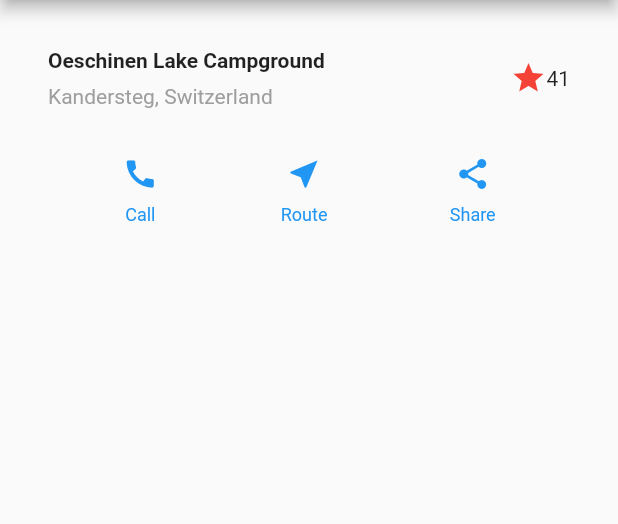
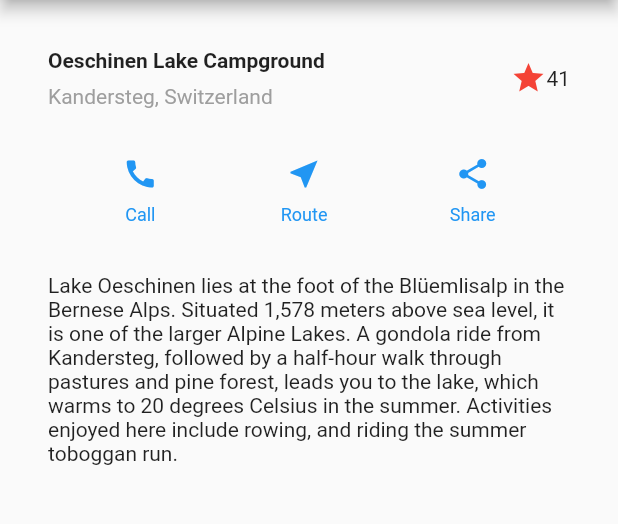
Before and after one commit to osamtimizer/Flutter_sandbox, a Flutter app: the screen it shows after launch, on a phone screen of 412 x 824 dp, the part 84-608 px from its top. Run offline on Flutter 3.47's test engine with Material 2 defaults, Android fonts, the phone set to English and light mode, and no system bars.

Commit message:
add text section

```diff
--- a/lib/main.dart
+++ b/lib/main.dart
@@ -80,6 +80,20 @@ class MyApp extends StatelessWidget {
       ),
     );
 
+    Widget textSection = Container(
+      padding: const EdgeInsets.all(32),
+      child: Text(
+        'Lake Oeschinen lies at the foot of the Blüemlisalp in the Bernese '
+            'Alps. Situated 1,578 meters above sea level, it is one of the '
+            'larger Alpine Lakes. A gondola ride from Kandersteg, followed by a '
+            'half-hour walk through pastures and pine forest, leads you to the '
+            'lake, which warms to 20 degrees Celsius in the summer. Activities '
+            'enjoyed here include rowing, and riding the summer toboggan run.',
+        // "softwrap: true" means, Text lines will fill the column width before wrapping at a word boundary.
+        softWrap: true,
+      ),
+    );
+
     return MaterialApp(
       title: 'Flutter layout Demo',
       home: Scaffold(
@@ -90,6 +104,7 @@ class MyApp extends StatelessWidget {
           children: [
             titleSection,
             buttonSection,
+            textSection,
           ],
         ),
       ),
```
